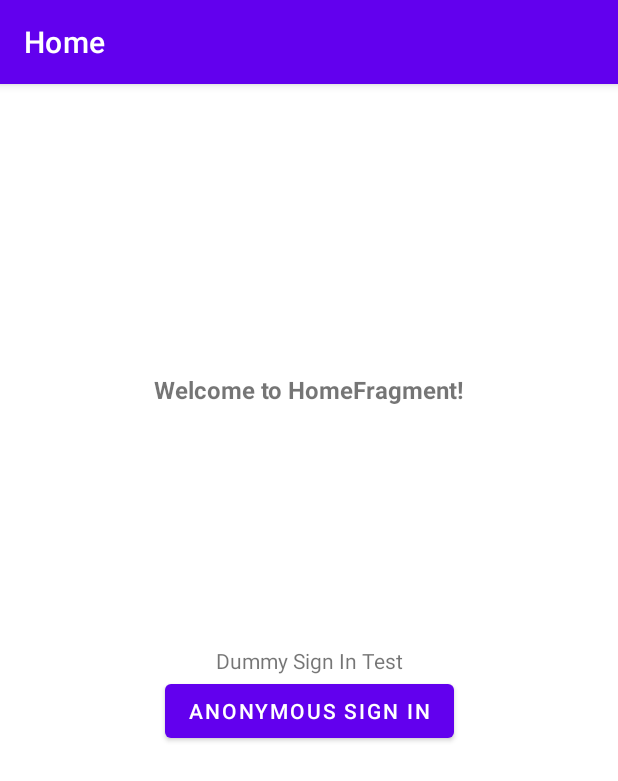
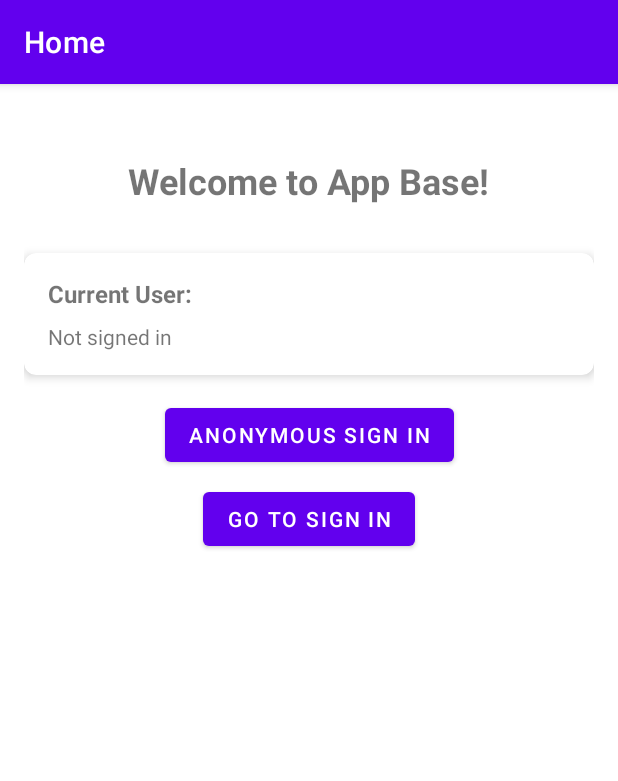
Before and after one commit to techsavvysanyam/App-Base, an Android app: the screen it shows after launch (MainActivity), on a phone screen of 412 x 824 dp. Shown: the top 781 px of the screen. Run offline under Robolectric (Android 15) with nearby library versions, the phone set to English and light mode, and no system bars; our stand-ins replace CircleImageView, Firebase (no records; nobody signed in at launch, a user with empty details on screens opened directly), navigation-ui.

Commit message:
Task 2: Major Update Addon: Google Sign-in and more..

```diff
--- a/app/src/main/java/com/example/appbase/HomeFragment.kt
+++ b/app/src/main/java/com/example/appbase/HomeFragment.kt
@@ -4,9 +4,12 @@ import android.os.Bundle
 import android.view.LayoutInflater
 import android.view.View
 import android.view.ViewGroup
+import android.widget.Toast
 import androidx.fragment.app.Fragment
+import androidx.navigation.fragment.findNavController
 import com.example.appbase.databinding.FragmentHomeBinding
 import com.google.firebase.analytics.FirebaseAnalytics
+import com.google.firebase.auth.FirebaseAuth
 
 class HomeFragment : Fragment() {
     private var _binding: FragmentHomeBinding? = null
@@ -16,26 +19,45 @@ class HomeFragment : Fragment() {
         inflater: LayoutInflater, container: ViewGroup?, savedInstanceState: Bundle?
     ): View {
         _binding = FragmentHomeBinding.inflate(inflater, container, false)
-        //For direct call after the app launch
-//        FirebaseTest.dummySignIn { success ->
-//            if (success) {
-//                Toast.makeText(context, "Dummy sign-in successful!", Toast.LENGTH_SHORT).show()
-//            } else {
-//                Toast.makeText(context, "Dummy sign-in failed.", Toast.LENGTH_SHORT).show()
 
-        // Set up click listener for anonymous sign in button..
+        // Set up click listeners
         binding.buttonAnonymousSignIn.setOnClickListener {
             val analytics = FirebaseAnalytics.getInstance(requireContext())
             FirebaseTest.logTestEvent(analytics)
             FirebaseTest.dummySignIn { success ->
                 if (success) {
-                    android.widget.Toast.makeText(requireContext(), "Dummy sign-in successful!", android.widget.Toast.LENGTH_SHORT).show()
+                    Toast.makeText(requireContext(), "Dummy sign-in successful!", Toast.LENGTH_SHORT).show()
                 } else {
-                    android.widget.Toast.makeText(requireContext(), "Dummy sign-in failed!", android.widget.Toast.LENGTH_SHORT).show()
+                    Toast.makeText(requireContext(), "Dummy sign-in failed!", Toast.LENGTH_SHORT).show()
                 }
             }
         }
+
+        binding.buttonGoToSignIn.setOnClickListener {
+            findNavController().navigate(R.id.signInFragment)
+        }
+
+        // Update user info display
+        updateUserInfo()
+
         return binding.root
+    }
+
+    private fun updateUserInfo() {
+        val currentUser = FirebaseAuth.getInstance().currentUser
+        if (currentUser != null) {
+            val userInfo = "Name: ${currentUser.displayName ?: "Unknown"}\n" +
+                    "Email: ${currentUser.email ?: "No email"}\n" +
+                    "Provider: ${currentUser.providerData.firstOrNull()?.providerId ?: "Unknown"}"
+            binding.textUserInfo.text = userInfo
+        } else {
+            binding.textUserInfo.text = "Not signed in"
+        }
+    }
+
+    override fun onResume() {
+        super.onResume()
+        updateUserInfo()
     }
 
     override fun onDestroyView() {
--- a/app/src/main/res/layout/fragment_home.xml
+++ b/app/src/main/res/layout/fragment_home.xml
@@ -4,37 +4,74 @@
     xmlns:tools="http://schemas.android.com/tools"
     android:layout_width="match_parent"
     android:layout_height="match_parent"
+    android:padding="16dp"
     tools:context=".HomeFragment">
-
-    <TextView
-        android:id="@+id/text_welcome"
-        android:layout_width="wrap_content"
-        android:layout_height="wrap_content"
-        android:layout_marginTop="32dp"
-        android:text="Welcome to HomeFragment!"
-        android:textStyle="bold"
-        android:textSize="16dp"
-        app:layout_constraintBottom_toTopOf="@+id/text_home"
-        app:layout_constraintEnd_toEndOf="parent"
-        app:layout_constraintStart_toStartOf="parent"
-        app:layout_constraintTop_toTopOf="parent" />
 
     <TextView
         android:id="@+id/text_home"
         android:layout_width="wrap_content"
         android:layout_height="wrap_content"
-        android:text="Dummy Sign In Test"
+        android:text="Welcome to App Base!"
+        android:textSize="24sp"
+        android:textStyle="bold"
+        android:layout_marginTop="32dp"
         app:layout_constraintTop_toTopOf="parent"
-        app:layout_constraintBottom_toBottomOf="parent"
         app:layout_constraintStart_toStartOf="parent"
         app:layout_constraintEnd_toEndOf="parent" />
+
+    <androidx.cardview.widget.CardView
+        android:id="@+id/card_user_info"
+        android:layout_width="match_parent"
+        android:layout_height="wrap_content"
+        android:layout_marginTop="32dp"
+        app:cardCornerRadius="8dp"
+        app:cardElevation="4dp"
+        app:layout_constraintTop_toBottomOf="@id/text_home"
+        app:layout_constraintStart_toStartOf="parent"
+        app:layout_constraintEnd_toEndOf="parent">
+
+        <LinearLayout
+            android:layout_width="match_parent"
+            android:layout_height="wrap_content"
+            android:orientation="vertical"
+            android:padding="16dp">
+
+            <TextView
+                android:layout_width="wrap_content"
+                android:layout_height="wrap_content"
+                android:text="Current User:"
+                android:textSize="16sp"
+                android:textStyle="bold"
+                android:layout_marginBottom="8dp" />
+
+            <TextView
+                android:id="@+id/text_user_info"
+                android:layout_width="wrap_content"
+                android:layout_height="wrap_content"
+                android:text="Not signed in"
+                android:textSize="14sp" />
+
+        </LinearLayout>
+
+    </androidx.cardview.widget.CardView>
 
     <Button
         android:id="@+id/button_anonymous_sign_in"
         android:layout_width="wrap_content"
         android:layout_height="wrap_content"
         android:text="Anonymous Sign In"
-        app:layout_constraintTop_toBottomOf="@id/text_home"
+        android:layout_marginTop="16dp"
+        app:layout_constraintTop_toBottomOf="@id/card_user_info"
+        app:layout_constraintStart_toStartOf="parent"
+        app:layout_constraintEnd_toEndOf="parent" />
+
+    <Button
+        android:id="@+id/button_go_to_sign_in"
+        android:layout_width="wrap_content"
+        android:layout_height="wrap_content"
+        android:text="Go to Sign In"
+        android:layout_marginTop="8dp"
+        app:layout_constraintTop_toBottomOf="@id/button_anonymous_sign_in"
         app:layout_constraintStart_toStartOf="parent"
         app:layout_constraintEnd_toEndOf="parent" />
 
--- a/app/src/main/res/navigation/nav_graph.xml
+++ b/app/src/main/res/navigation/nav_graph.xml
@@ -11,4 +11,10 @@
         android:label="Home"
         tools:layout="@layout/fragment_home" />
 
+    <fragment
+        android:id="@+id/signInFragment"
+        android:name="com.example.appbase.SignInFragment"
+        android:label="Sign In"
+        tools:layout="@layout/fragment_sign_in" />
+
 </navigation>
```
Also changed, not shown: app/build.gradle (+12 -9 lines), app/src/main/java/com/example/appbase/SignInFragment.kt (added, +170 -0 lines), app/src/main/res/drawable/ic_person_placeholder.xml (added, +10 -0 lines), app/src/main/res/layout/fragment_sign_in.xml (added, +108 -0 lines), app/src/main/res/values/styles.xml (added, +7 -0 lines), gradle/libs.versions.toml (+16 -0 lines), app/src/main/java/com/example/appbase/MainActivity.kt (line endings or trailing spaces), 8 other files.
